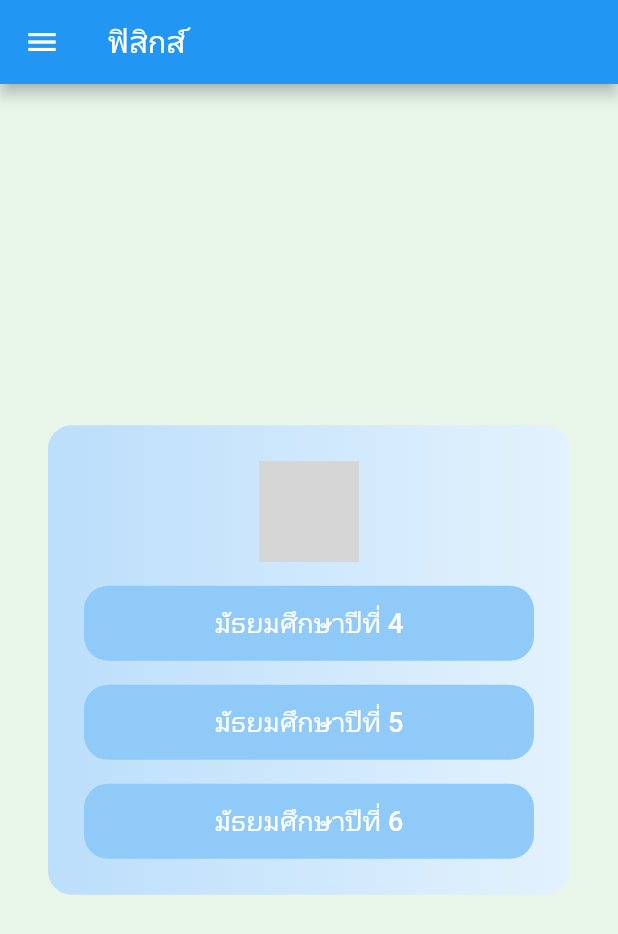
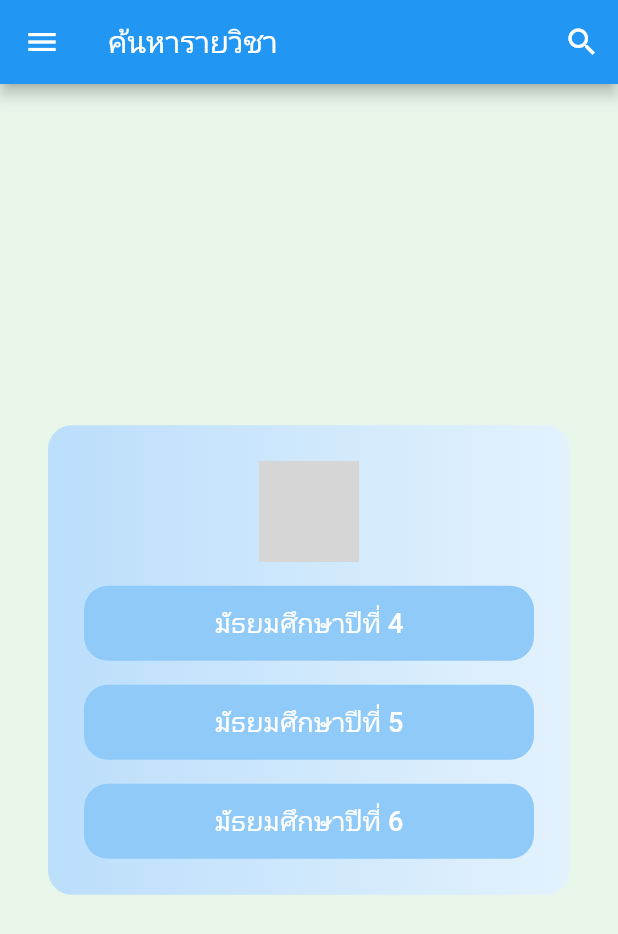
Before and after one commit to nightofhope/Learn_More_more_real, a Flutter app: the con1 screen opened directly, in the side drawer, after a tap on "คอร์สเรียนรายวิชา", on a phone screen of 412 x 824 dp. Shown: the top 934 px of the screen. Run offline on Flutter 3.47's test engine with Material 2 defaults, Android fonts, the light colour scheme and no system bars; our stand-ins replace chewie, cloud_firestore, firebase_auth, firebase_core, fluttertoast, form_field_validator and 1 more; missing offline and left inert: auto_orientation; accounts and stored records are empty; grey boxes are pictures that could not be loaded.

Commit message:
Start Use Git

```diff
--- a/lib/screens/contact/contact.dart
+++ b/lib/screens/contact/contact.dart
@@ -26,9 +26,11 @@ class con1 extends StatelessWidget {
                   mainAxisSize: MainAxisSize.min,
                   mainAxisAlignment: MainAxisAlignment.center,
                   children: <Widget>[
-                    Image(
-                      image: AssetImage('assets/logos/education.png'),
-                      height: 67,
+                    Center(
+                      child: Image(
+                        image: AssetImage('assets/logos/education.png'),
+                        height: 67,
+                      ),
                     ),
                     buildButton1(),
                     buildButton2(),
--- a/lib/screens/couse/newphy.dart
+++ b/lib/screens/couse/newphy.dart
@@ -11,6 +11,8 @@ import 'package:learn_more_more/screens/couse/m.5/sci5phy.dart';
 import 'package:learn_more_more/screens/couse/m.6/sci6phy.dart';
 import 'package:learn_more_more/success/drawer.dart';
 
+import '../../seach.dart';
+
 class newphy extends StatelessWidget {
   const newphy({Key? key}) : super(key: key);
 
@@ -18,7 +20,14 @@ class newphy extends StatelessWidget {
   Widget build(BuildContext context) {
     return Scaffold(
       appBar: AppBar(
-        title: Text("ฟิสิกส์"),
+        title: Text("ค้นหารายวิชา"),
+        actions: [
+          IconButton(
+              onPressed: () {
+                showSearch(context: context, delegate: DataSeach());
+              },
+              icon: Icon(Icons.search))
+        ],
       ),
       body: Container(
           color: Colors.green[50],
--- a/lib/v.dart
+++ b/lib/v.dart
@@ -11,7 +11,7 @@ class AssetPlayerWidget extends StatefulWidget {
 }
 
 class _AssetPlayerWidgetState extends State<AssetPlayerWidget> {
-  final asset = 'assets/logos/video/phy1.MP4';
+  final asset = 'assets/logos/video/v.mp4';
   late VideoPlayerController videoPlayerController;
   late ChewieController chewieController;
 
```
Also changed, not shown: lib/seach.dart (+9 -10 lines), 1 other file.
